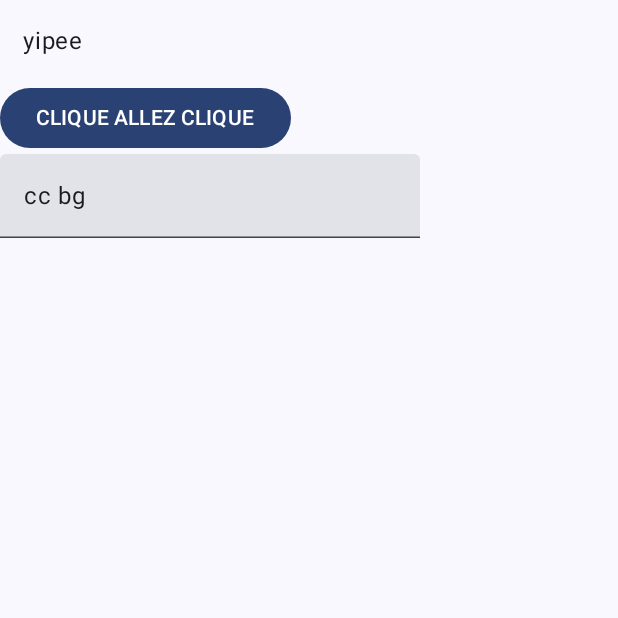
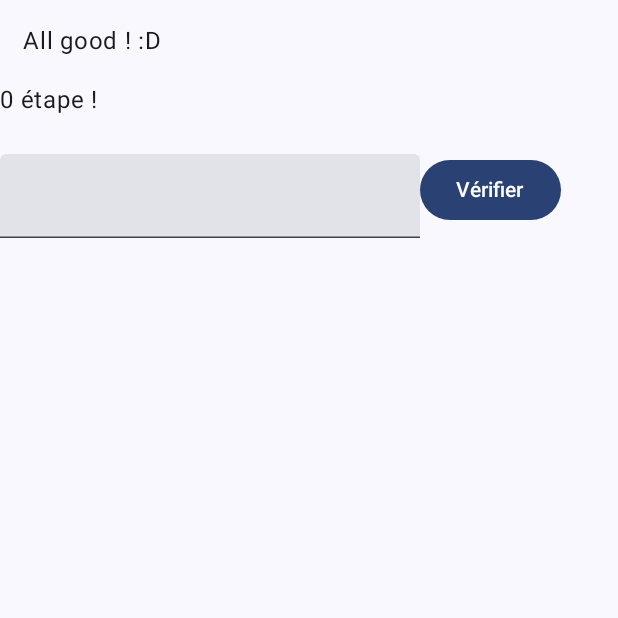
Before and after one commit to momoladebrouill/Carte2, an Android app built with Jetpack Compose: the screen it shows after launch (MainActivity), on a phone screen of 412 x 824 dp, the top half of it. Run offline under Robolectric (Android 15) with nearby library versions, the phone set to English and light mode, and no system bars.

Commit message:
questions et réponses OK, reste à faire les plans

```diff
--- a/app/src/main/java/com/example/carte2/MainActivity.kt
+++ b/app/src/main/java/com/example/carte2/MainActivity.kt
@@ -1,14 +1,15 @@
 package com.example.carte2
 
 import android.annotation.SuppressLint
-import android.content.Context
+
 import android.content.pm.PackageManager
 import android.os.Bundle
 import androidx.activity.ComponentActivity
-import androidx.activity.compose.rememberLauncherForActivityResult
+
 import androidx.activity.compose.setContent
 import androidx.activity.enableEdgeToEdge
 import androidx.compose.foundation.layout.Column
+import androidx.compose.foundation.layout.Row
 import androidx.compose.foundation.layout.fillMaxSize
 import androidx.compose.foundation.layout.padding
 import androidx.compose.material3.Button
@@ -21,6 +22,7 @@ import androidx.compose.runtime.MutableState
 import androidx.compose.runtime.getValue
 import androidx.compose.runtime.mutableStateOf
 import androidx.compose.ui.Modifier
+import androidx.compose.ui.res.stringArrayResource
 import androidx.compose.ui.tooling.preview.Preview
 import androidx.compose.ui.unit.dp
 import androidx.core.app.ActivityCompat
@@ -40,47 +42,93 @@ class MainActivity : ComponentActivity() {
 
     private lateinit var affiche: MutableState<String>
     private lateinit var entr: MutableState<String>
+    private lateinit var ind: MutableState<Int>
+    private lateinit var q:MutableState<String>
+    private lateinit var r:MutableState<String>
+    private lateinit var qandr:List<String>
 
     override fun onCreate(savedInstanceState: Bundle?) {
         super.onCreate(savedInstanceState)
         enableEdgeToEdge()
-        this.affiche = mutableStateOf("ee");
-        this.entr = mutableStateOf("cc bg")
+        // Message d'affichage
+        this.affiche = mutableStateOf("trkl")
+        // User input
+        this.entr = mutableStateOf("")
+        // Indice dans la liste des questions et réponses
+        this.ind = mutableStateOf(0)
+        // questions et réponses
+        this.q = mutableStateOf("")
+        this.r = mutableStateOf("")
+        val actv = this
+
         fusedLocationProviderClient = LocationServices.getFusedLocationProviderClient(this)
         setContent {
             Carte2Theme {
                 Scaffold(modifier = Modifier.fillMaxSize()) { innerPadding ->
                     Column(modifier = Modifier.padding(innerPadding)) {
+                        actv.qandr = stringArrayResource(R.array.qandr).toList()
+                        ErrorMessg()
                         contenu()
-                        Hello()
-                        Bouton()
-                        Entree()
+                        Etape()
+                        Proche()
                     }
 
                 }
             }
         }
     }
+
+
+    private fun updateQandR(){
+        val current = this.qandr[this.ind.value]
+        this.ind.value += 1
+        val sep = current.indexOf(";")
+        this.q.value = current.substring(0,sep)
+        this.r.value = current.substring(sep+1,current.length)
+    }
+    @Preview
     @Composable
-    private fun Bouton(){
-        Button(onClick = { this.affiche.value = "eknosian";posi()}) {
-            Text(text = "CLIQUE ALLEZ CLIQUE")
+    private fun Etape(){
+        val ind by this.ind
+        Text("$ind étape !")
+    }
+
+    @Composable
+    private fun Proche(modifier : Modifier = Modifier){
+        val quest by this.q
+        val resp by this.r
+        Text(quest, modifier = modifier)
+        val actv = this
+        Row {
+            TextField(
+                value = actv.entr.value,
+                onValueChange = { newText: String -> actv.entr.value = newText })
+            Button(onClick = {
+                if (actv.entr.value == resp) {
+                    updateQandR()
+                } else {
+                    actv.entr.value = "Non."
+                }
+            }) {
+                Text("Vérifier", modifier = modifier)
+            }
         }
     }
 
 
     private fun posi(){
-        getCurrentLocation(onGetCurrentLocationSuccess = {input : Pair<Double,Double> -> showLoc(input)}, onGetCurrentLocationFailed = {err : Exception -> showFail(err)});
+        getCurrentLocation(onGetCurrentLocationSuccess = {input : Pair<Double,Double> -> showLoc(input)}, onGetCurrentLocationFailed = {err : Exception -> showFail(err)})
     }
+
     @Composable
     private fun contenu(){
         RequestLocationPermission(
-            onPermissionGranted = { this.affiche.value = "yipee";},
+            onPermissionGranted = { this.affiche.value = "All good ! :D";},
             onPermissionDenied = { this.affiche.value = "sadee" },
             onPermissionsRevoked = {
-                this.affiche.value = "revoked wtf";
+                this.affiche.value = "revoked wtf"
                 posi()
-                });
+                })
 
     }
 
@@ -88,16 +136,11 @@ class MainActivity : ComponentActivity() {
         this.affiche.value = err.toString()
     }
 
-    @Composable
-    fun Entree(){
-        TextField(value = this.entr.value, onValueChange = {newText : String -> this.entr.value = newText})
-    }
-
     private fun showLoc(pos : Pair<Double,Double>){
         this.affiche.value = pos.toString()
     }
     @Composable
-    private fun Hello(modifier : Modifier = Modifier){
+    private fun ErrorMessg(modifier : Modifier = Modifier){
         val logs by this.affiche
         Text(logs, modifier = modifier.padding(all = 15.dp))
     }
--- a/app/src/main/res/values/strings.xml
+++ b/app/src/main/res/values/strings.xml
@@ -1,3 +1,25 @@
 <resources>
     <string name="app_name">Carte2</string>
+    <string-array name="qandr">
+        <item>Comment s\'appelle la meilleure recette à base de poids-chiche ?;cade</item>
+        <item>Quel nom qualifie une chamelle a 3 bosses ?;enceinte</item>
+        <item>Combien de personnes portaient un polo Faron lors de l\'event Faron ? (cf les photos sur le wazap);7</item>
+        <item>Qu\'es ce qui n\'est pas un filtre passe bas parmi
+            passoire(1), la moyenne des k dernières valeurs(2) et la crème solaire(3) ?;3</item>
+        <item>Quelle star resemble le plus à Ryan parmi Ryan Gosling(1), Jeremy Camponovo(2) et Grand Guirec(3) ?;1</item>
+        <item>Quelle fonction d\'usage remplissait Lalapi ?;taille-crayon</item>
+        <item>Ou est le cahier de Michael Regoresk parmi
+            dans l\'armoire(1),dans le sol(2),dans le plafond(3);3</item>
+        <item>Il fait pas caca ? (technique celle là) (oui/non);non</item>
+        <item>Donner la date de la soirée interdite au format (DD/MM/YYYY);15/07/2023</item>
+        <item>Combien de temps a duré le regne de délégué ? Donner le résultat en nombre de voyages vers Mars (sans compter les incidents Sophie Barthélemy et Luna Machin, commencé en CM1);13</item>
+        <item>qυελ εστ λε πρενομ δε πετιτε ετ φiου ?;anne-lise</item>
+        <item>Donner le nom de famille du chef du gang ennemi "SI";derail</item>
+        <item>Additionnez le chiffre du tilling window manager basé sur le protocole X et les minutes de l\'heure sacrée;27</item>
+        <item>Donnez le nom du glaçon se fabricant grâce à de l\'urée et une poele (principalement destiné à MSJ);disque de pisse</item>
+        <item>Donnez le nom de l\'unité temporelle necesssaire mesurer le temps d\'un repas de Jerem\'s;business day</item>
+        <item>Quel ingrédient ne figure pas dans la recette de la jérémiade parmi oeuf(1), patate(2), fromage râpé(3), lait de coco(4);4</item>
+        <item>Quel est le nom de la meilleure OS (hors linux) à libérer?;freebsd</item>
+    </string-array>
+
 </resources>
```
